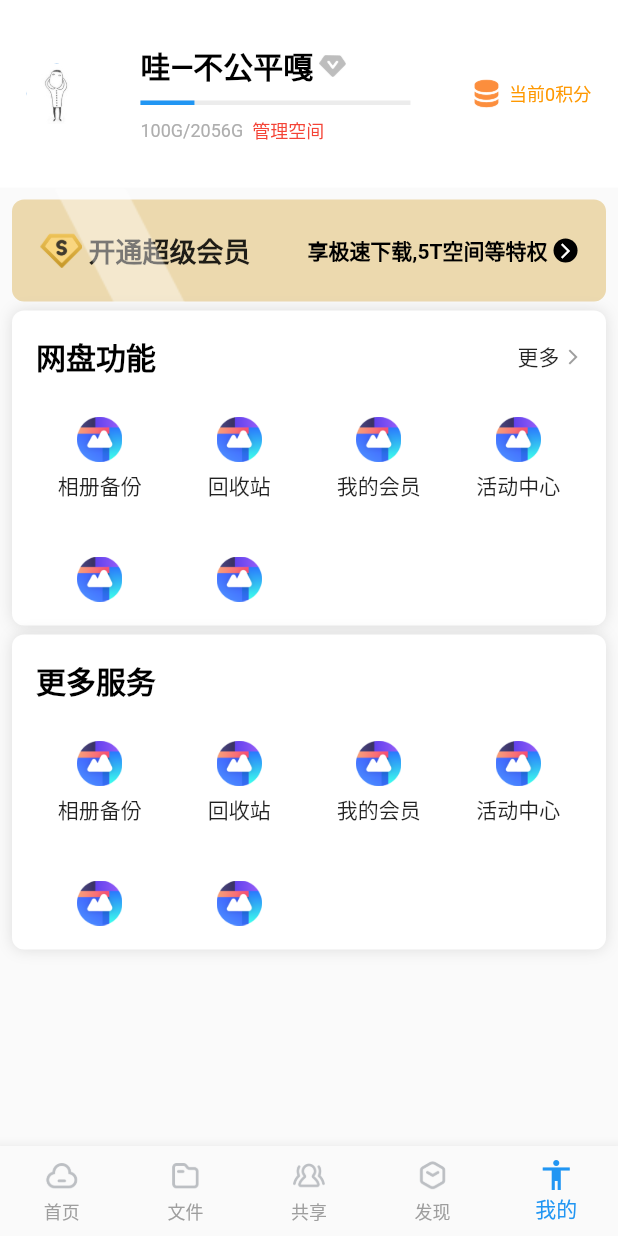
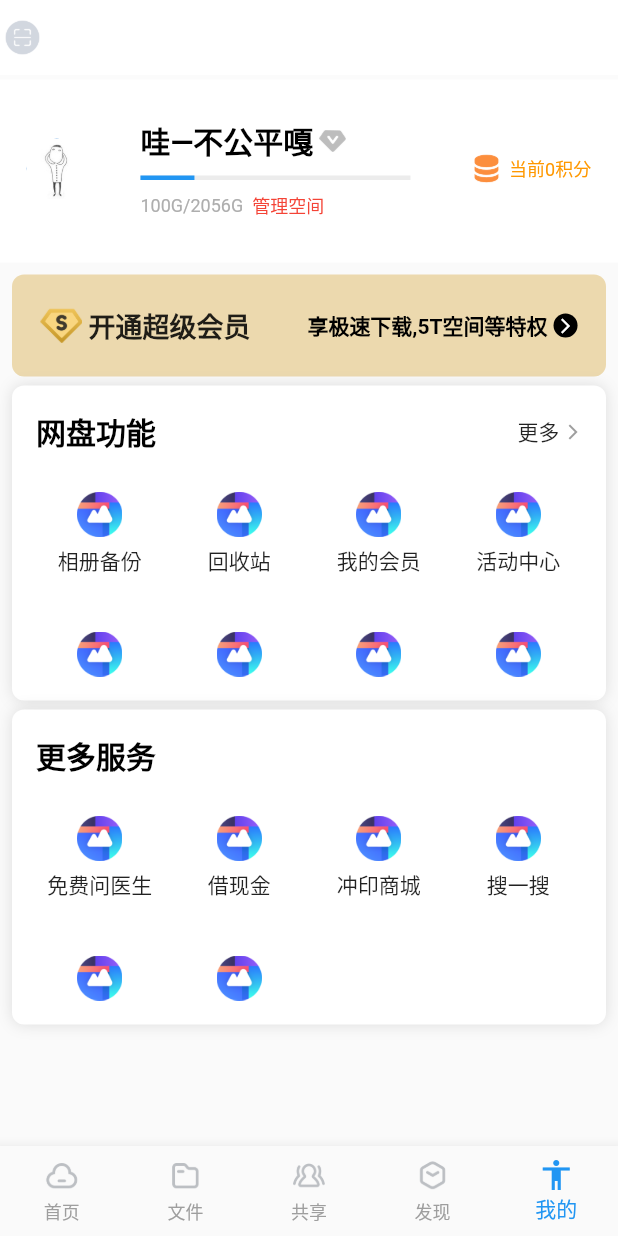
Before and after one commit to xiaxiayige/FlutterDemo, a Flutter app: the screen it shows after launch, item 5 of the bottom bar chosen, on a phone screen of 412 x 824 dp. Run offline on Flutter 3.47's test engine with Material 2 defaults, Android fonts, the phone set to English and light mode, and no system bars.

Commit message:
add title

```diff
--- a/flutter_pan_baidu/lib/page/mine_page.dart
+++ b/flutter_pan_baidu/lib/page/mine_page.dart
@@ -14,54 +14,145 @@ class MinePage extends StatefulWidget {
   _MinePageState createState() => _MinePageState();
 }
 
-class _MinePageState extends State<MinePage> with SingleTickerProviderStateMixin {
-  List<CardInfo> toolscards=[
-    CardInfo(R.img_service_album_icon,"相册备份",""),
-    CardInfo(R.img_service_album_icon,"回收站",""),
-    CardInfo(R.img_service_album_icon,"我的会员",""),
-    CardInfo(R.img_service_album_icon,"活动中心",""),
-    CardInfo(R.img_service_album_icon,"小程序",""),
-    CardInfo(R.img_service_album_icon,"我的分享",""),
-    CardInfo(R.img_service_album_icon,"只能设备",""),
-    CardInfo(R.img_service_album_icon,"文件清理",""),
+class _MinePageState extends State<MinePage>
+    with SingleTickerProviderStateMixin {
+  List<CardInfo> toolscards = [
+    CardInfo(R.img_service_album_icon, "相册备份", ""),
+    CardInfo(R.img_service_album_icon, "回收站", ""),
+    CardInfo(R.img_service_album_icon, "我的会员", ""),
+    CardInfo(R.img_service_album_icon, "活动中心", ""),
+    CardInfo(R.img_service_album_icon, "小程序", ""),
+    CardInfo(R.img_service_album_icon, "我的分享", ""),
+    CardInfo(R.img_service_album_icon, "智能设备", ""),
+    CardInfo(R.img_service_album_icon, "文件清理", ""),
   ];
 
-  List<CardInfo> moreService=[
-    CardInfo(R.img_service_album_icon,"免费问医生",""),
-    CardInfo(R.img_service_album_icon,"借现金",""),
-    CardInfo(R.img_service_album_icon,"冲印商城",""),
-    CardInfo(R.img_service_album_icon,"搜一搜",""),
-    CardInfo(R.img_service_album_icon,"免流量卡",""),
-    CardInfo(R.img_service_album_icon,"领无限空间",""),
+  List<CardInfo> moreService = [
+    CardInfo(R.img_service_album_icon, "免费问医生", ""),
+    CardInfo(R.img_service_album_icon, "借现金", ""),
+    CardInfo(R.img_service_album_icon, "冲印商城", ""),
+    CardInfo(R.img_service_album_icon, "搜一搜", ""),
+    CardInfo(R.img_service_album_icon, "免流量卡", ""),
+    CardInfo(R.img_service_album_icon, "领无限空间", ""),
   ];
 
-  double progress=0;
-
-  Animation<double>  tween ;
+  double progress = 0;
+  double opacity = 1;
+  Animation<double> tween;
+  var titleHeight=50;
+  double  margingTitleTop=50;
   AnimationController _animationController;
 
   @override
   void initState() {
     super.initState();
-    _animationController=AnimationController(duration: Duration(milliseconds: 1000),vsync: this);
-    tween = Tween<double>(begin: 0,end: 350).animate(_animationController);
+    _animationController = AnimationController(
+        duration: Duration(milliseconds: 1200), vsync: this);
+    tween = Tween<double>(begin: 0, end: 800).animate(_animationController);
     _animationController.repeat();
   }
 
   @override
   void dispose() {
-    // TODO: implement dispose
     _animationController.dispose();
     super.dispose();
   }
 
   @override
   Widget build(BuildContext context) {
+    return Stack(
+      children: <Widget>[
+        _buildBody(),
+        Opacity(opacity: opacity,
+          child: Container(
+            height: 50,
+            decoration: BoxDecoration(boxShadow:[BoxShadow(color: Colors.grey.withAlpha(10),offset: Offset(0,3))],color: Colors.white),
+            child: Row(
+              children: <Widget>[
+                Image.asset(R.img_mine_icon_scan_click, width:30,)
+              ],
+            ),
+          ),)
+      ],
+    );
+  }
+
+  Widget _buildCard(String title, bool isMore, List<CardInfo> cards) {
+    return Container(
+      padding: EdgeInsets.all(16),
+      margin: EdgeInsets.only(left: 8, right: 8),
+      height: 210,
+      decoration: BoxDecoration(
+          boxShadow: [
+            BoxShadow(blurRadius: 8, color: Colors.grey.withAlpha(80))
+          ], borderRadius: BorderRadius.circular(8), color: Colors.white),
+      child: Column(
+        children: <Widget>[
+          Row(
+            mainAxisAlignment: MainAxisAlignment.spaceBetween,
+            crossAxisAlignment: CrossAxisAlignment.center,
+            children: <Widget>[
+              Text(title, style: TextStyle(fontSize: 20,
+                  color: Colors.black,
+                  fontWeight: FontWeight.bold),),
+              isMore ? TextIcon(text: Text("更多"),
+                icon: Icon(
+                  Icons.arrow_forward_ios, size: 12, color: Colors.grey,),
+                icon_direction: TextIcon.TO_RIGHT,
+                padding: 3,) : Text("")
+            ],),
+          Flexible(
+            child: Container(
+              child: GridView.builder(
+                gridDelegate: SliverGridDelegateWithFixedCrossAxisCount(
+                    crossAxisCount: 4, mainAxisSpacing: 8, crossAxisSpacing: 8),
+                itemBuilder: (context, index) {
+                  return buildItemCard(cards[index]);
+                },
+                itemCount: cards.length,
+                shrinkWrap: false,
+                physics: NeverScrollableScrollPhysics(),
+              ),
+            ),
+          )
+        ],
+      ),
+    );
+  }
+
+  Widget buildCardWidget(CardInfo cardInfo) {
+    return Column(
+      mainAxisAlignment: MainAxisAlignment.center,
+      children: <Widget>[
+        Image.asset(cardInfo.img, width: 35, height: 35,),
+        SizedBox(height: 4,),
+        Text(cardInfo.title, style: TextStyle(
+            color: Colors.black, fontSize: 16, fontWeight: FontWeight.bold),),
+        SizedBox(height: 2,),
+      ],
+    );
+  }
+
+  Widget buildItemCard(CardInfo card) {
+    return Container(
+      margin: EdgeInsets.only(top: 16),
+      child: Column(
+        mainAxisAlignment: MainAxisAlignment.center,
+        children: <Widget>[
+          Image.asset(card.img, width: 30, height: 40,),
+          Text(card.title)
+        ],
+      ),
+    );
+  }
+
+  Widget _buildBody() {
     return SingleChildScrollView(
       padding: EdgeInsets.only(bottom: 8),
       child: Column(
         children: <Widget>[
           Container(
+            margin: EdgeInsets.only(top: margingTitleTop),
             height: 125,
             color: Colors.white,
             child: Row(
@@ -116,7 +207,7 @@ class _MinePageState extends State<MinePage> with SingleTickerProviderStateMixin
                         Text(
                           "100G/2056G",
                           style:
-                              TextStyle(color: Color(0xffAEAEAE), fontSize: 12),
+                          TextStyle(color: Color(0xffAEAEAE), fontSize: 12),
                         ),
                         SizedBox(
                           width: 6,
@@ -204,80 +295,20 @@ class _MinePageState extends State<MinePage> with SingleTickerProviderStateMixin
                 ),
               ),
               AnimatedBuilder(
-              animation:tween,
-                builder:(BuildContext context, Widget child){
+                animation: tween,
+                builder: (BuildContext context, Widget child) {
                   return Positioned(
                     left: tween.value,
                     child: Image.asset(R.img_mine_sapi_sdk_sweep_light),
                   );
-                } ,
+                },
               )
             ],
           ),
           SizedBox(height: 6,),
-          _buildCard("网盘功能",true,toolscards),
+          _buildCard("网盘功能", true, toolscards),
           SizedBox(height: 6),
-          _buildCard("更多服务",false,toolscards),
-        ],
-      ),
-    );
-  }
-
-  Widget _buildCard(String title,bool isMore,List<CardInfo> cards){
-      return Container(
-        padding: EdgeInsets.all(16),
-        margin: EdgeInsets.only(left: 8,right: 8),
-        height: 210,
-        decoration: BoxDecoration(
-            boxShadow: [BoxShadow(blurRadius: 8,color: Colors.grey.withAlpha(80))],borderRadius: BorderRadius.circular(8),color: Colors.white),
-        child: Column(
-          children: <Widget>[
-            Row(
-              mainAxisAlignment: MainAxisAlignment.spaceBetween,
-              crossAxisAlignment: CrossAxisAlignment.center,
-              children: <Widget>[
-              Text(title,style: TextStyle(fontSize: 20,color: Colors.black,fontWeight: FontWeight.bold),),
-              isMore ? TextIcon(text: Text("更多"),icon: Icon(Icons.arrow_forward_ios,size: 12,color: Colors.grey,),icon_direction: TextIcon.TO_RIGHT,padding: 3,):Text("")
-              ],),
-            Flexible(
-              child: Container(
-                child:  GridView.builder(
-                  gridDelegate: SliverGridDelegateWithFixedCrossAxisCount(
-                      crossAxisCount: 4, mainAxisSpacing: 8, crossAxisSpacing: 8),
-                  itemBuilder: (context, index) {
-                    return buildCard(cards[index]);
-                  },
-                  itemCount: 6,
-                  shrinkWrap: false,
-                  physics: NeverScrollableScrollPhysics(),
-                ),
-              ),
-            )
-          ],
-        ),
-      );
-  }
-
-  Widget buildCardWidget(CardInfo cardInfo) {
-    return Column(
-      mainAxisAlignment: MainAxisAlignment.center,
-      children: <Widget>[
-        Image.asset(cardInfo.img,width: 35,height: 35,),
-        SizedBox(height: 4,),
-        Text(cardInfo.title,style: TextStyle(color: Colors.black,fontSize: 16,fontWeight: FontWeight.bold),),
-        SizedBox(height: 2,),
-      ],
-    );
-  }
-
-  Widget buildCard(CardInfo card) {
-    return Container(
-      margin: EdgeInsets.only(top: 16),
-      child: Column(
-        mainAxisAlignment: MainAxisAlignment.center,
-        children: <Widget>[
-          Image.asset(card.img,width: 30,height: 40,),
-          Text(card.title)
+          _buildCard("更多服务", false, moreService),
         ],
       ),
     );
```
Also changed, not shown: flutter_pan_baidu/assets/img/mine/icon_scan_click.png (added), flutter_pan_baidu/lib/generated/r.dart.
